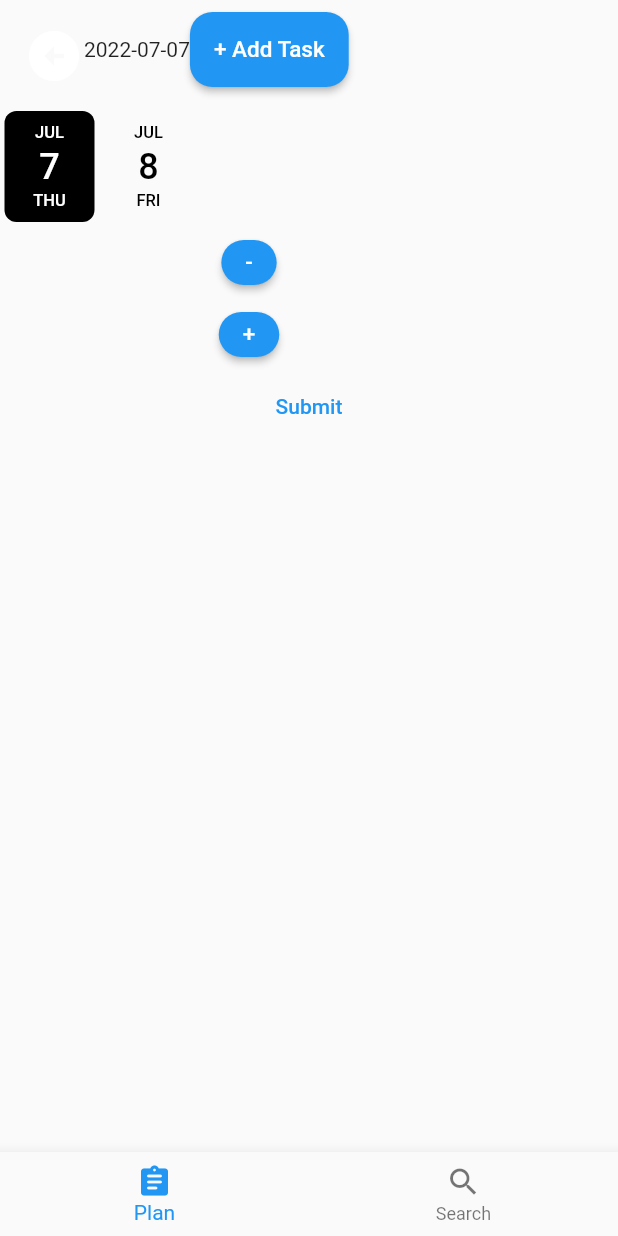
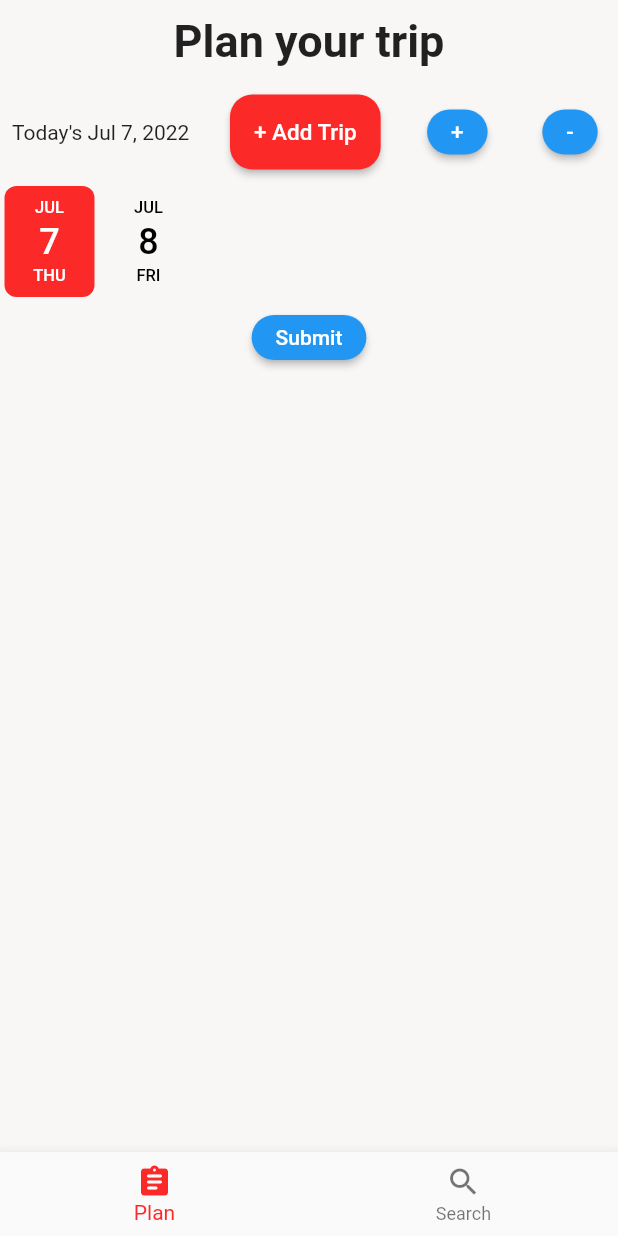
Before and after one commit to Phangggggggg/TravellingPlannerApp, a Flutter app: the PlanScreen screen opened by its route, on a phone screen of 412 x 824 dp. Run offline on Flutter 3.47's test engine with Material 2 defaults, Android fonts, the light colour scheme and no system bars; drawn by our look-alikes of date_picker_timeline; our stand-ins replace cloud_firestore, csc_picker, datetime_picker_formfield, dotted_border, firebase_auth, firebase_core and 5 more; missing offline and left inert: date_range_form_field; accounts and stored records are empty.

Commit message:
only left with decoration

```diff
--- a/Project2/lib/screens/Plan/add_plan_screen.dart
+++ b/Project2/lib/screens/Plan/add_plan_screen.dart
@@ -1,5 +1,6 @@
 import 'package:flutter/material.dart';
 import 'package:date_picker_timeline/date_picker_timeline.dart';
+import 'package:travelling_app/colors/colors.dart';
 import 'package:travelling_app/provider/add_trip_provider.dart';
 import 'package:provider/provider.dart';
 import 'package:intl/intl.dart';
@@ -18,6 +19,17 @@ class AddPlanScreen extends StatefulWidget {
 
 class _AddPlanScreenState extends State<AddPlanScreen> {
   final format = DateFormat('yyyy-MM-dd');
+  String formatDate(DateTime date) {
+    String now;
+    try {
+      now = DateFormat.yMMMd().format(date);
+    } catch (e) {
+      now = "";
+    }
+
+    return now;
+  }
+
   // late DateTime _selectedDate = context.read<AddTripProvider>().startDate;
   late FirebaseFirestore _firestore;
 
@@ -36,36 +48,33 @@ class _AddPlanScreenState extends State<AddPlanScreen> {
   Widget build(BuildContext context) {
     return Consumer<AddTripProvider>(
         builder: (context, addTripProvider, child) {
-      return Column(
+      return SingleChildScrollView(
+        child: Column(
           children: [
+            Padding(
+              padding: const EdgeInsets.all(10.0),
+              child: Text('Plan your trip', style: TextStyle(
+                fontWeight: FontWeight.bold,
+                fontSize: 30,
+              ),),
+            ),
             // Text('SelectedDay is ${addTripProvider.selectedDay}'),
             Padding(
               padding: const EdgeInsets.all(8.0),
               child: Row(
+                mainAxisAlignment: MainAxisAlignment.spaceBetween,
                 children: [
-                IconButton(
-                  icon: Icon(
-                    Icons.arrow_circle_left_sharp,
-                    color: Colors.white,
-                    size: 40,
-                  ),
-                  onPressed: () {
-                    print('back button is pressed');
-                    Get.back();
-                  },
-                ),
-                Text(format.format(DateTime.now())),
+                  Text('Today\'s ${formatDate(DateTime.now())}'),
                   Row(
                     mainAxisAlignment: MainAxisAlignment.end,
                     children: [
-                    Padding(
-                      padding: const EdgeInsets.fromLTRB(0.0, 0.0, 80, 0.0),
-                      child: MaterialButton(
+                      MaterialButton(
                         minWidth: 50.0,
                         height: 50.0,
-                        color: Colors.blue,
+                        color: kRed,
                         shape: const RoundedRectangleBorder(
-                          borderRadius: BorderRadius.all(Radius.circular(15.0)),
+                          borderRadius:
+                              BorderRadius.all(Radius.circular(15.0)),
                         ),
                         onPressed: () {
                           Navigator.push(context, MaterialPageRoute(
@@ -77,35 +86,32 @@ class _AddPlanScreenState extends State<AddPlanScreen> {
                           ));
                         },
                         child: Text(
-                          '+ Add Task',
+                          '+ Add Trip',
                           style: TextStyle(color: Colors.white, fontSize: 15),
-                        ),
                         ),
                       ),
                     ],
                   ),
-              ],
+ MaterialButton(
+   minWidth: 30.0,
+   height: 30.0,
+   color: Colors.blue,
+   shape: const RoundedRectangleBorder(
+     borderRadius: BorderRadius.all(Radius.circular(15.0)),
+   ),
+   onPressed: () {
+     addTripProvider.setEndDate(1);
+     addTripProvider.setDuration(1);
+     DateTime endDate = addTripProvider.endDate;
+     addTripProvider.addDays(endDate);
+   },
+   child: Text(
+     '+',
+     style: TextStyle(color: Colors.white, fontSize: 15),
    ),
  ),
-          Padding(
-            padding: const EdgeInsets.fromLTRB(0.0, 5.0, 0.0, 0.0),
-            child: DatePicker(
-              addTripProvider.startDate,
-              initialSelectedDate: addTripProvider.selectedDay,
-              selectionColor: Colors.black,
-              selectedTextColor: Colors.white,
-              daysCount: addTripProvider.durationDate + 1,
-              onDateChange: (date) {
-                // New date selected
 
-                addTripProvider.setSelectDate(date);
-                addTripProvider.getListByDate(date);
-              },
-            ),
-          ),
-          Padding(
-            padding: const EdgeInsets.fromLTRB(0.0, 0.0, 80, 0.0),
-            child: MaterialButton(
+                        MaterialButton(
                           minWidth: 30.0,
                           height: 30.0,
                           color: Colors.blue,
@@ -122,37 +128,32 @@ class _AddPlanScreenState extends State<AddPlanScreen> {
                             style: TextStyle(color: Colors.white, fontSize: 15),
                           ),
                         ),
+                ],
               ),
-          Padding(
-            padding: const EdgeInsets.fromLTRB(0.0, 0.0, 80, 0.0),
-            child: MaterialButton(
+            ),
+
+            DatePicker(
+              addTripProvider.startDate,
+              initialSelectedDate: addTripProvider.selectedDay,
+              selectionColor: kRed,
+              selectedTextColor: Colors.white,
+              daysCount: addTripProvider.durationDate + 1,
+              onDateChange: (date) {
+                // New date selected
+
+                addTripProvider.setSelectDate(date);
+                addTripProvider.getListByDate(date);
+              },
+            ),
+
+
+            MaterialButton(
                 minWidth: 30.0,
                 height: 30.0,
                 color: Colors.blue,
                 shape: const RoundedRectangleBorder(
                   borderRadius: BorderRadius.all(Radius.circular(15.0)),
                 ),
-              onPressed: () {
-                addTripProvider.setEndDate(1);
-                addTripProvider.setDuration(1);
-                DateTime endDate = addTripProvider.endDate;
-                addTripProvider.addDays(endDate);
-
-                // Navigator.push(context, MaterialPageRoute(
-                //   builder: (context) {
-                //     return AddPlanInfoScreen(
-                //       seRlectedDate: addTripProvider.selectedDay,
-                //     );
-                //   },
-                // ));
-              },
-              child: Text(
-                '+',
-                style: TextStyle(color: Colors.white, fontSize: 15),
-              ),
-            ),
-          ),
-          TextButton(
                 onPressed: () {
                   var listDays = [];
                   var days = addTripProvider.listOfDays;
@@ -189,13 +190,15 @@ class _AddPlanScreenState extends State<AddPlanScreen> {
                   addTripProvider.resetDisplayListOfTrip();
                   Get.toNamed('/home');
                 },
-              child: const Text('Submit')),
+                child: const Text('Submit', style: TextStyle( color:Colors.white),
+                )),
 
             Container(
                 width: MediaQuery.of(context).size.width,
                 height: MediaQuery.of(context).size.height - 303,
                 child: ShowPlanWidget(lst: addTripProvider.displayListOfTrip)),
           ],
+        ),
       );
     });
   }
--- a/Project2/lib/screens/Plan/plan_screen.dart
+++ b/Project2/lib/screens/Plan/plan_screen.dart
@@ -1,5 +1,6 @@
 import 'package:flutter/material.dart';
 import 'package:flutter/scheduler.dart';
+import 'package:travelling_app/colors/colors.dart';
 import 'package:travelling_app/screens/Plan/add_plan_screen.dart';
 import 'package:travelling_app/screens/Plan/search.dart';
 import 'package:provider/provider.dart';
@@ -51,7 +52,10 @@ class _PlanScreenState extends State<PlanScreen> {
     // }
     // print(auth.listOfResPlaces);
 
-    return Scaffold(
+    return SafeArea(
+
+      child: Scaffold(
+        backgroundColor: kWheat,
           body:
                _widgetOptions.elementAt(_selectedIndex),
           bottomNavigationBar: BottomNavigationBar(
@@ -67,7 +71,8 @@ class _PlanScreenState extends State<PlanScreen> {
             ],
             onTap: _onItemTapped,
             currentIndex: _selectedIndex, //RxInt,
-          selectedItemColor: Colors.blue,
-        ));
+            selectedItemColor: kRed,
+          )),
+    );
   }
 }
--- a/Project2/lib/screens/Plan/search.dart
+++ b/Project2/lib/screens/Plan/search.dart
@@ -63,7 +63,7 @@ class _SearchScreenState extends State<SearchScreen> {
               children: [
                 StaggeredGridTile.count(
                   crossAxisCellCount: 2,
-                  mainAxisCellCount: 20,
+                  mainAxisCellCount: 10,
                   child: Container(
                     color: Colors.amber,
                     child: Column(
```
Also changed, not shown: Project2/lib/widgets/search_widgets/suggestion_widget.dart (+8 -2 lines), Project2/lib/widgets/show_plan_widget.dart (+59 -9 lines), Project2/lib/widgets/trip_widget.dart (+4 -7 lines). Lines whose indentation alone changed are shown as unchanged.
